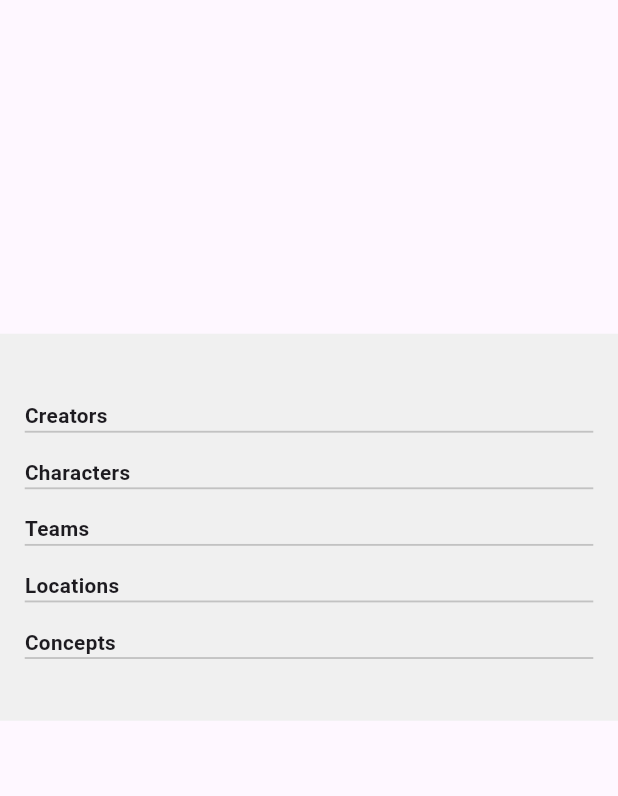
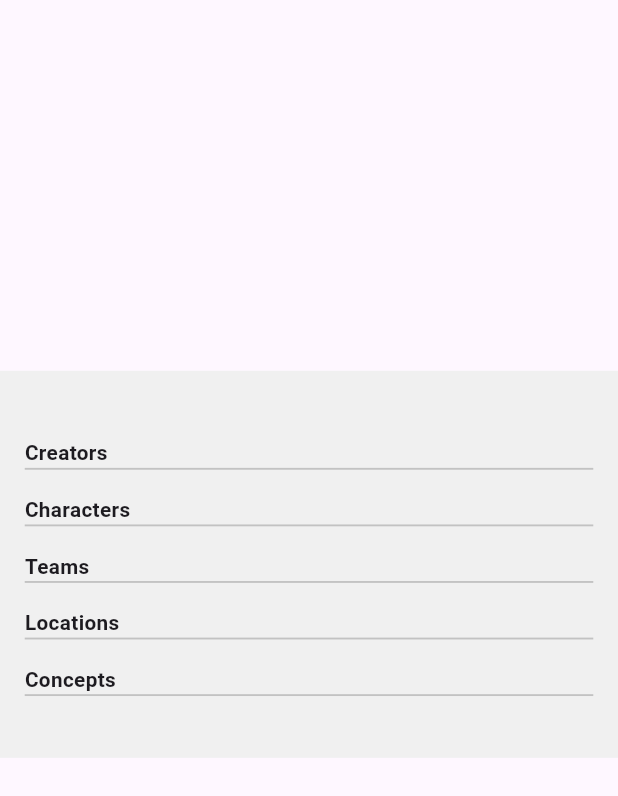
Before and after one commit to bakamedi/comic_app, a Flutter app: the ComicItemDetailW widget shown alone on an empty page, opened directly with empty values, on a phone screen of 412 x 824 dp. Shown: the top 796 px of the screen. Run offline on Flutter 3.47's test engine with Material 3 defaults, Android fonts, the phone set to English and light mode, and no system bars; our stand-ins replace dio, equatable, extended_image, fade_shimmer, flutter_bloc, flutter_dotenv and 3 more; network calls fail.

Commit message:
FIX lista del comic

```diff
--- a/lib/app/data/data_source/providers/comic_provider.dart
+++ b/lib/app/data/data_source/providers/comic_provider.dart
@@ -14,7 +14,7 @@ class ComicProvider {
   }) : _httpHelper = httpHelper;
 
   Future<Either<Failure, IssuesDataResponse>> getComics({
-    int limit = 10,
+    int limit = 30,
   }) async {
     final dateFormatter = DateFormat('yyyy-MM-dd');
     final startOfCurrentYear = DateTime(DateTime.now().year, 1, 1);
@@ -29,7 +29,7 @@ class ComicProvider {
         'field_list':
             'id,image,date_added,name,api_detail_url,issue_number,store_date',
         'filter': 'date_added:$dateFilter',
-        'limit': 10,
+        'limit': limit,
       },
     );
     return result.when(
--- a/lib/app/domain/responses/comic_detail/issue_detail_data_response.dart
+++ b/lib/app/domain/responses/comic_detail/issue_detail_data_response.dart
@@ -36,15 +36,23 @@ class Results with _$Results {
   const factory Results({
     @JsonKey(name: "aliases") dynamic aliases,
     @JsonKey(name: "api_detail_url") String? apiDetailUrl,
-    @JsonKey(name: "associated_images") List<dynamic>? associatedImages,
-    @JsonKey(name: "character_credits") List<dynamic>? characterCredits,
-    @JsonKey(name: "character_died_in") List<dynamic>? characterDiedIn,
-    @JsonKey(name: "concept_credits") List<dynamic>? conceptCredits,
+    @JsonKey(name: "associated_images")
+    @Default([])
+    List<dynamic>? associatedImages,
+    @JsonKey(name: "character_credits")
+    @Default([])
+    List<dynamic>? characterCredits,
+    @JsonKey(name: "character_died_in")
+    @Default([])
+    List<dynamic>? characterDiedIn,
+    @JsonKey(name: "concept_credits")
+    @Default([])
+    List<dynamic>? conceptCredits,
     @JsonKey(name: "cover_date") DateTime? coverDate,
     @JsonKey(name: "date_added") DateTime? dateAdded,
     @JsonKey(name: "date_last_updated") DateTime? dateLastUpdated,
     @JsonKey(name: "deck") dynamic deck,
-    @JsonKey(name: "description") dynamic description,
+    @JsonKey(name: "description") @Default('') String? description,
     @JsonKey(name: "first_appearance_characters")
     dynamic firstAppearanceCharacters,
     @JsonKey(name: "first_appearance_concepts") dynamic firstAppearanceConcepts,
@@ -58,15 +66,21 @@ class Results with _$Results {
     @JsonKey(name: "id") int? id,
     @JsonKey(name: "image") Image? image,
     @JsonKey(name: "issue_number") String? issueNumber,
-    @JsonKey(name: "location_credits") List<Volume>? locationCredits,
+    @JsonKey(name: "location_credits")
+    @Default([])
+    List<Volume>? locationCredits,
     @JsonKey(name: "name") String? name,
-    @JsonKey(name: "object_credits") List<dynamic>? objectCredits,
-    @JsonKey(name: "person_credits") List<Volume>? personCredits,
-    @JsonKey(name: "site_detail_url") String? siteDetailUrl,
+    @JsonKey(name: "object_credits") @Default([]) List<dynamic>? objectCredits,
+    @JsonKey(name: "person_credits") @Default([]) List<Volume>? personCredits,
+    @JsonKey(name: "site_detail_url") @Default('') String? siteDetailUrl,
     @JsonKey(name: "store_date") DateTime? storeDate,
-    @JsonKey(name: "story_arc_credits") List<dynamic>? storyArcCredits,
-    @JsonKey(name: "team_credits") List<dynamic>? teamCredits,
-    @JsonKey(name: "team_disbanded_in") List<dynamic>? teamDisbandedIn,
+    @JsonKey(name: "story_arc_credits")
+    @Default([])
+    List<dynamic>? storyArcCredits,
+    @JsonKey(name: "team_credits") @Default([]) List<dynamic>? teamCredits,
+    @JsonKey(name: "team_disbanded_in")
+    @Default([])
+    List<dynamic>? teamDisbandedIn,
     @JsonKey(name: "volume") Volume? volume,
   }) = _Results;
 
--- a/lib/app/presentation/modules/views/comic_item/view/widgets/comic_item_detail_w.dart
+++ b/lib/app/presentation/modules/views/comic_item/view/widgets/comic_item_detail_w.dart
@@ -22,7 +22,7 @@ class ComicItemDetailW extends StatelessWidget {
   Widget build(BuildContext context) {
     return Container(
       margin: EdgeInsets.only(
-        top: adaptativeScreen.bhp(27),
+        top: adaptativeScreen.bhp(30),
       ),
       padding: EdgeInsets.only(
         left: adaptativeScreen.bwh(4),
@@ -46,7 +46,7 @@ class ComicItemDetailW extends StatelessWidget {
               ),
             ),
             _title('Creators'),
-            _body(comicDetail.personCredits),
+            _body(comicDetail.personCredits, subTitle: true),
             _title('Characters'),
             _body(comicDetail.characterCredits),
             _title('Teams'),
@@ -67,6 +67,28 @@ class ComicItemDetailW extends StatelessWidget {
     } else {
       final stringValue = comicDetail.description as String;
       return stringValue.deleteHtmlTags;
+    }
+  }
+
+  String _itemRole(dynamic item, {required String key}) {
+    try {
+      if (item == null) {
+        return '';
+      }
+      // Verificar si item es un Map<String, dynamic> y contiene la clave 'name'
+      else if (item is Map<String, dynamic> && item.containsKey(key)) {
+        final name = item[key];
+        if (name is String) {
+          return name;
+        }
+      } else if (item.role is String) {
+        return item.role;
+      }
+
+      // Si item no es un Map<String, dynamic> ni tiene la propiedad 'name', lanzar un error o manejarlo según lo necesites
+      throw ArgumentError('');
+    } catch (e) {
+      return '';
     }
   }
 
@@ -108,7 +130,10 @@ class ComicItemDetailW extends StatelessWidget {
     );
   }
 
-  Widget _body(List<dynamic>? list) {
+  Widget _body(
+    List<dynamic>? list, {
+    bool subTitle = false,
+  }) {
     if (list == null || list.isEmpty) {
       return adaptativeScreen.bhp(2).h;
     }
@@ -116,7 +141,7 @@ class ComicItemDetailW extends StatelessWidget {
       margin: EdgeInsets.only(
         top: adaptativeScreen.bhp(2),
       ),
-      height: adaptativeScreen.hp(5) * list.length,
+      height: adaptativeScreen.hp(3) * list.length,
       child: GridView.builder(
         physics: const NeverScrollableScrollPhysics(),
         gridDelegate: SliverGridDelegateWithFixedCrossAxisCount(
@@ -148,13 +173,14 @@ class ComicItemDetailW extends StatelessWidget {
                       fontSize: adaptativeScreen.dp(1.5),
                     ),
                   ),
-                  Text(
-                    _itemName(item, key: 'role'),
-                    style: TextStyle(
-                      color: ThemeAppColors.greySecondBackground,
-                      fontSize: adaptativeScreen.dp(1.5),
+                  if (subTitle)
+                    Text(
+                      _itemRole(item, key: 'role'),
+                      style: TextStyle(
+                        color: ThemeAppColors.greySecondBackground,
+                        fontSize: adaptativeScreen.dp(1.5),
+                      ),
                     ),
-                  ),
                 ],
               ),
             ],
--- a/lib/app/presentation/modules/views/comic_item/view/widgets/comic_item_image_w.dart
+++ b/lib/app/presentation/modules/views/comic_item/view/widgets/comic_item_image_w.dart
@@ -30,6 +30,7 @@ class ComicItemImageW extends StatelessWidget {
           topRight: Radius.circular(10),
         ),
       ),
+      height: adaptativeScreen.bhp(40),
       child: Column(
         mainAxisSize: MainAxisSize.min,
         children: [
--- a/lib/app/presentation/modules/views/home/widgets/comic_bottom_w.dart
+++ b/lib/app/presentation/modules/views/home/widgets/comic_bottom_w.dart
@@ -35,7 +35,7 @@ class ComicBottomW extends StatelessWidget {
             ),
           ),
           Text(
-            comic.storeDate == null ? '' : comic.storeDate!.formattedDate,
+            comic.storeDate == null ? '' : comic.dateAdded!.formattedDate,
             textAlign: TextAlign.justify,
             style: TextStyle(
               color: ThemeAppColors.greySeparator,
```
Also changed, not shown: lib/app/domain/responses/comic_detail/issue_detail_data_response.freezed.dart, lib/app/domain/responses/comic_detail/issue_detail_data_response.g.dart.
